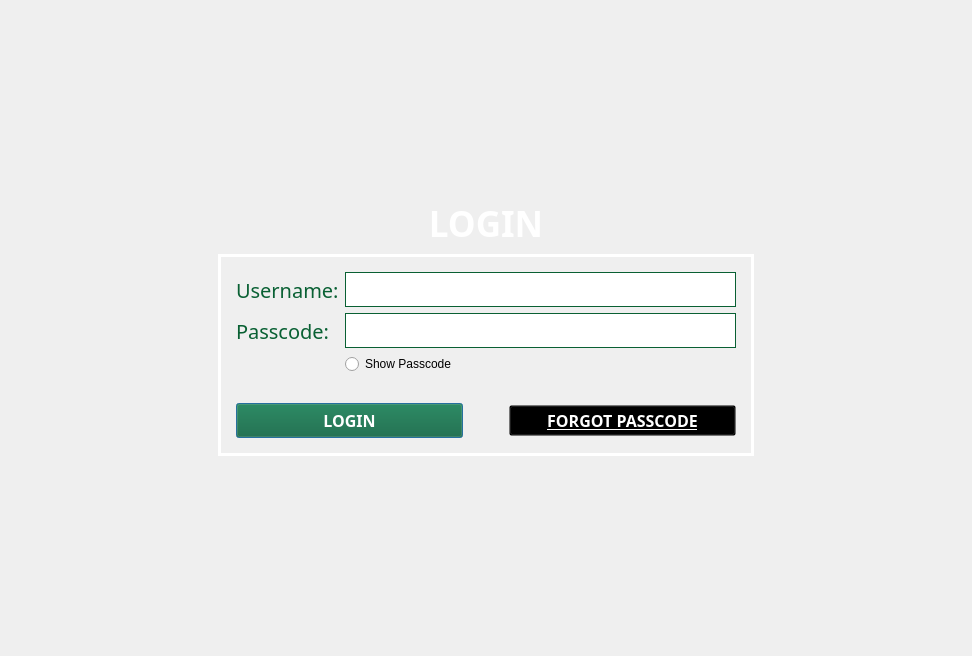
The window that Screens/Login.ui (Bideiro/Ranil_project_py) describes before a commit, drawn with Qt 5.
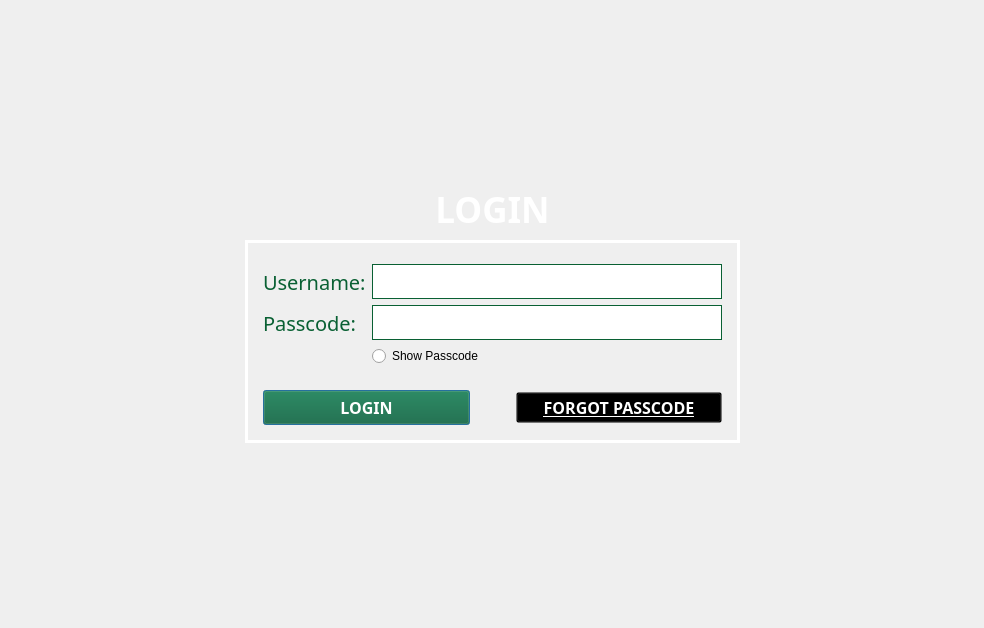
The same window after the commit. Icons and pictures are not drawn.

Diff of the .ui file:
```diff
--- a/Screens/Login.ui
+++ b/Screens/Login.ui
@@ -6,8 +6,8 @@
    <rect>
     <x>0</x>
     <y>0</y>
-    <width>930</width>
-    <height>656</height>
+    <width>984</width>
+    <height>628</height>
    </rect>
   </property>
   <property name="windowTitle">
@@ -132,50 +132,69 @@
          <layout class="QVBoxLayout" name="verticalLayout_2">
           <item>
            <widget class="QWidget" name="widget_3" native="true">
-            <layout class="QGridLayout" name="gridLayout">
-             <item row="1" column="0">
+            <layout class="QVBoxLayout" name="verticalLayout_4">
+             <property name="spacing">
+              <number>0</number>
+             </property>
+             <property name="leftMargin">
+              <number>0</number>
+             </property>
+             <property name="topMargin">
+              <number>0</number>
+             </property>
+             <property name="rightMargin">
+              <number>0</number>
+             </property>
+             <property name="bottomMargin">
+              <number>0</number>
+             </property>
+            </layout>
+           </widget>
+          </item>
+          <item>
+           <widget class="QWidget" name="widget_8" native="true">
               <layout class="QFormLayout" name="formLayout">
-               <item row="1" column="0">
-                <widget class="QLabel" name="label_2">
-                 <property name="text">
-                  <string>Username:</string>
-                 </property>
-                </widget>
-               </item>
-               <item row="1" column="1">
-                <widget class="QLineEdit" name="userLE">
-                 <property name="sizePolicy">
-                  <sizepolicy hsizetype="Expanding" vsizetype="Minimum">
-                   <horstretch>0</horstretch>
-                   <verstretch>0</verstretch>
-                  </sizepolicy>
-                 </property>
-                 <property name="minimumSize">
-                  <size>
-                   <width>0</width>
-                   <height>35</height>
-                  </size>
-                 </property>
-                </widget>
-               </item>
-               <item row="2" column="0">
+             <item row="3" column="0">
                 <widget class="QLabel" name="label_3">
                  <property name="text">
                   <string>Passcode:</string>
                  </property>
                 </widget>
                </item>
-               <item row="2" column="1">
+             <item row="0" column="1">
+              <widget class="QLineEdit" name="userLE">
+               <property name="sizePolicy">
+                <sizepolicy hsizetype="Fixed" vsizetype="Minimum">
+                 <horstretch>0</horstretch>
+                 <verstretch>0</verstretch>
+                </sizepolicy>
+               </property>
+               <property name="minimumSize">
+                <size>
+                 <width>350</width>
+                 <height>35</height>
+                </size>
+               </property>
+              </widget>
+             </item>
+             <item row="0" column="0">
+              <widget class="QLabel" name="label_2">
+               <property name="text">
+                <string>Username:</string>
+               </property>
+              </widget>
+             </item>
+             <item row="3" column="1">
                 <widget class="QLineEdit" name="passwordLE">
                  <property name="sizePolicy">
-                  <sizepolicy hsizetype="Expanding" vsizetype="Minimum">
+                <sizepolicy hsizetype="MinimumExpanding" vsizetype="Minimum">
                    <horstretch>0</horstretch>
                    <verstretch>0</verstretch>
                   </sizepolicy>
                  </property>
                  <property name="minimumSize">
                   <size>
-                   <width>0</width>
+                 <width>350</width>
                    <height>35</height>
                   </size>
                  </property>
@@ -187,30 +206,12 @@
                  </property>
                 </widget>
                </item>
-               <item row="3" column="1">
+             <item row="4" column="1">
                 <widget class="QRadioButton" name="SPass_RB">
                  <property name="text">
                   <string>Show Passcode</string>
                  </property>
                 </widget>
-               </item>
-              </layout>
-             </item>
-             <item row="2" column="0">
-              <spacer name="horizontalSpacer_4">
-               <property name="orientation">
-                <enum>Qt::Horizontal</enum>
-               </property>
-               <property name="sizeType">
-                <enum>QSizePolicy::Fixed</enum>
-               </property>
-               <property name="sizeHint" stdset="0">
-                <size>
-                 <width>500</width>
-                 <height>5</height>
-                </size>
-               </property>
-              </spacer>
              </item>
             </layout>
            </widget>
```
Lines whose indentation alone changed are shown as unchanged.
